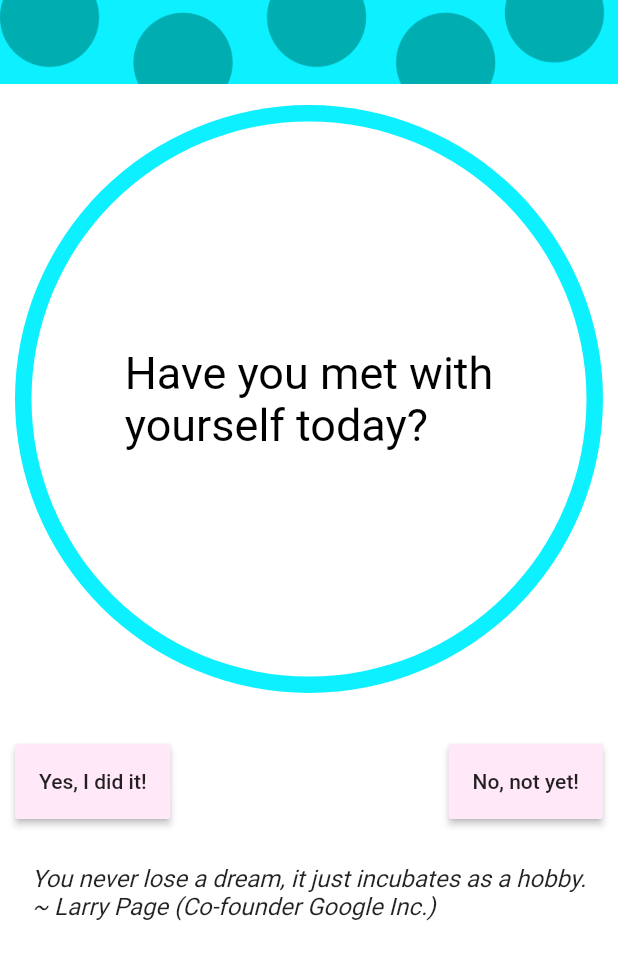
After one commit to ameysunu/hackionaire, a Flutter app: the Home screen opened directly, on a phone screen of 412 x 824 dp. The commit adds this screen. Shown: the top 960 px of the screen. Run offline on Flutter 3.47's test engine with Material 2 defaults, Android fonts, the phone set to English and light mode, and no system bars; our stand-ins replace firebase_auth, firebase_core, google_sign_in, hexcolor; accounts and stored records are empty; Roboto replaces fonts that are missing (Roboto Regulars).

Commit message:
Home UI updated

```diff
--- /dev/null
+++ b/lib/home.dart
@@ -0,0 +1,106 @@
+import 'package:flutter/material.dart';
+import 'package:hexcolor/hexcolor.dart';
+
+class Home extends StatefulWidget {
+  @override
+  _HomeState createState() => _HomeState();
+}
+
+class _HomeState extends State<Home> {
+  @override
+  Widget build(BuildContext context) {
+    return Scaffold(
+      appBar: AppBar(
+        automaticallyImplyLeading: false,
+        elevation: 0,
+        backgroundColor: HexColor('#0DF0FF'),
+        flexibleSpace:
+            Image(image: AssetImage('images/appbar.png'), fit: BoxFit.cover),
+      ),
+      backgroundColor: Colors.white,
+      body: SafeArea(
+        child: SingleChildScrollView(
+          child: Column(
+            crossAxisAlignment: CrossAxisAlignment.center,
+            children: [
+              Padding(
+                padding: const EdgeInsets.all(10.0),
+                child: Center(
+                  child: CircleAvatar(
+                    backgroundColor: HexColor('#0DF0FF'),
+                    radius: 200,
+                    child: CircleAvatar(
+                        radius: 185,
+                        backgroundColor: Colors.white,
+                        child: Center(
+                          child: Padding(
+                            padding: const EdgeInsets.all(8.0),
+                            child: Text(
+                              "Have you met with\nyourself today?",
+                              style: TextStyle(
+                                  fontFamily: 'Roboto Regulars',
+                                  fontSize: 30,
+                                  color: Colors.black),
+                            ),
+                          ),
+                        )),
+                  ),
+                ),
+              ),
+              Padding(
+                padding: const EdgeInsets.only(top: 10.0),
+                child: Row(
+                  mainAxisAlignment: MainAxisAlignment.spaceBetween,
+                  children: [
+                    Padding(
+                      padding: const EdgeInsets.all(10.0),
+                      child: Container(
+                        height: 50,
+                        child: RaisedButton(
+                          color: HexColor('#FFE8F7'),
+                          child: Text(
+                            "Yes, I did it!",
+                            style: TextStyle(fontFamily: 'Roboto Medium'),
+                          ),
+                          onPressed: () {
+                            null;
+                          },
+                        ),
+                      ),
+                    ),
+                    Padding(
+                      padding: const EdgeInsets.all(10.0),
+                      child: Container(
+                        height: 50,
+                        child: RaisedButton(
+                          color: HexColor('#FFE8F7'),
+                          child: Text(
+                            "No, not yet!",
+                            style: TextStyle(fontFamily: 'Roboto Medium'),
+                          ),
+                          onPressed: () {
+                            null;
+                          },
+                        ),
+                      ),
+                    ),
+                  ],
+                ),
+              ),
+              Padding(
+                padding: const EdgeInsets.fromLTRB(10, 20, 10, 0),
+                child: Text(
+                  "You never lose a dream, it just incubates as a hobby.\n~ Larry Page (Co-founder Google Inc.)",
+                  style: TextStyle(
+                      fontFamily: 'Roboto Regular',
+                      fontSize: 16,
+                      fontStyle: FontStyle.italic),
+                ),
+              )
+            ],
+          ),
+        ),
+      ),
+    );
+  }
+}
--- a/pubspec.yaml
+++ b/pubspec.yaml
@@ -24,6 +24,9 @@ dependencies:
   flutter:
     sdk: flutter
   hexcolor: ^1.0.6
+  firebase_core: ^0.5.0
+  firebase_auth: ^0.18.0+1
+  google_sign_in: ^4.5.3
 
 
   # The following adds the Cupertino Icons font to your application.
```
Also changed, not shown: lib/login.dart (+55 -11 lines), images/appbar.png (added), pubspec.lock.
